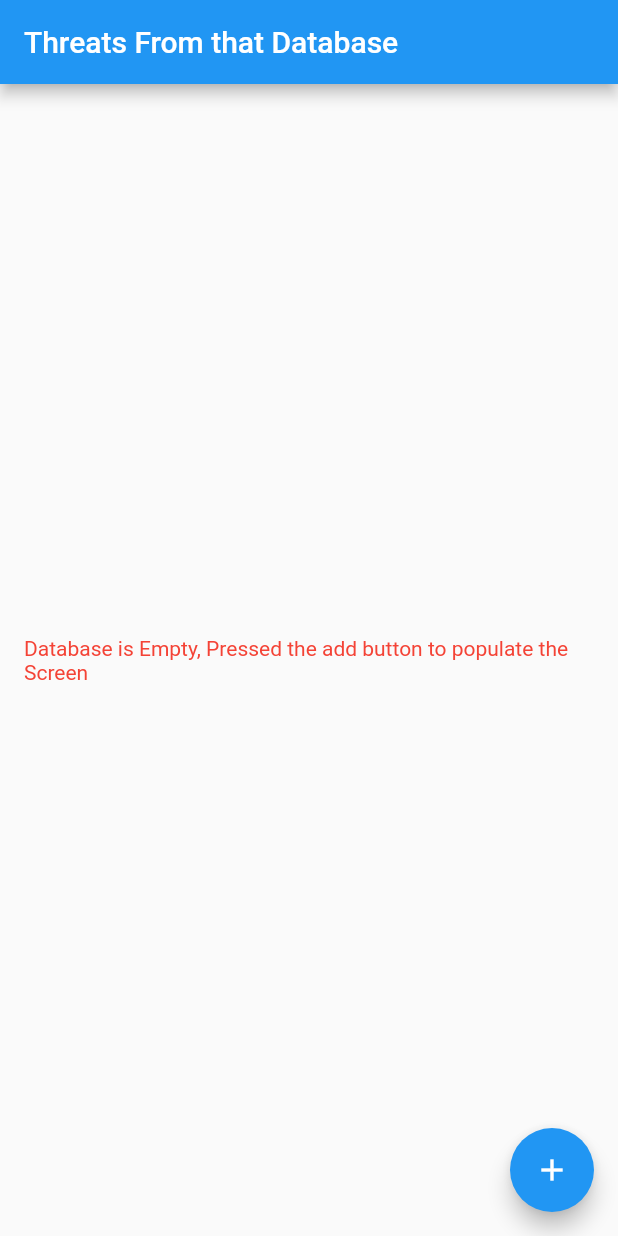
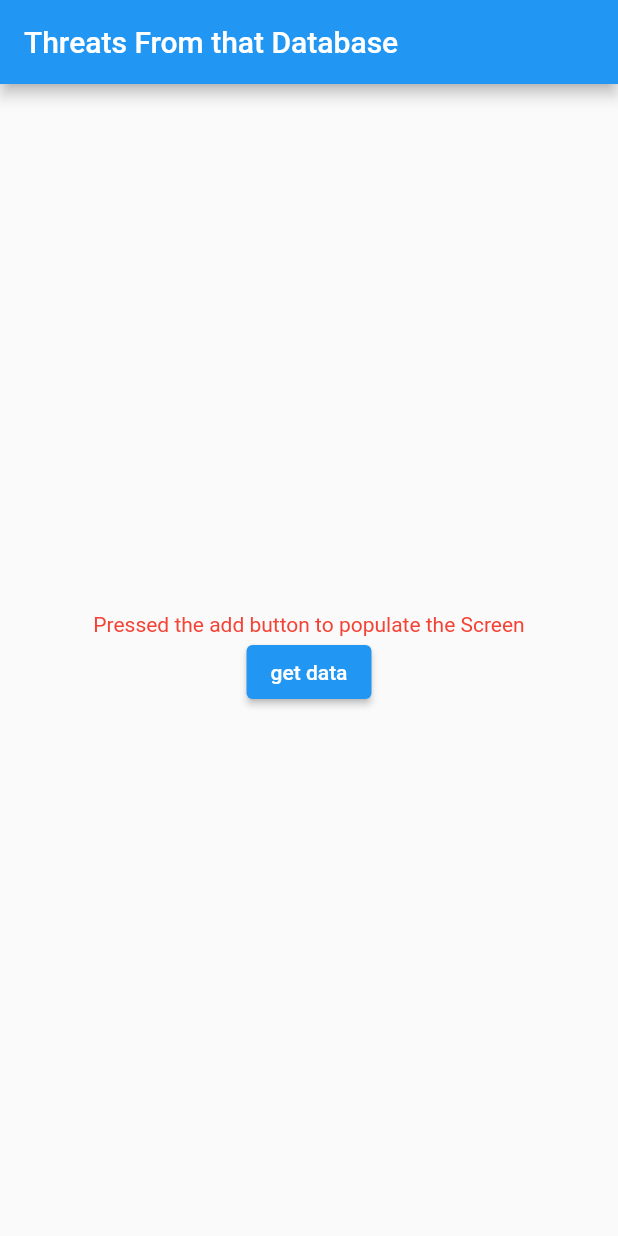
Before and after one commit to nosadaniel/localstorage-demo, a Flutter app: the screen it shows after launch, on a phone screen of 412 x 824 dp. Run offline on Flutter 3.47's test engine with Material 2 defaults, Android fonts, the phone set to English and light mode, and no system bars; our stand-ins replace get, sqflite; missing offline and left inert: geiger_localstorage; accounts and stored records are empty.

```diff
--- a/example/lib/main.dart
+++ b/example/lib/main.dart
@@ -1,10 +1,6 @@
-import 'dart:developer';
-
-import 'package:example/model/threat.dart';
+import 'package:example/controllers/demo_controller.dart';
 import 'package:flutter/material.dart';
-import 'package:geiger_localstorage/geiger_localstorage.dart';
-import 'package:path/path.dart';
-import 'package:sqflite/sqflite.dart';
+import 'package:get/get.dart';
 
 void main() {
   WidgetsFlutterBinding.ensureInitialized();
@@ -21,74 +17,16 @@ class MyApp extends StatelessWidget {
       theme: ThemeData(
         primarySwatch: Colors.blue,
       ),
-      home: const MyHomePage(title: 'Threats From that Database'),
+      home: Demo(title: 'Threats From that Database'),
     );
   }
 }
 
-class MyHomePage extends StatefulWidget {
-  const MyHomePage({Key? key, required this.title}) : super(key: key);
+class Demo extends StatelessWidget {
+  Demo({Key? key, required this.title}) : super(key: key);
 
   final String title;
-
-  @override
-  State<MyHomePage> createState() => _MyHomePageState();
-}
-
-class _MyHomePageState extends State<MyHomePage> {
-  List<Threat> threats = <Threat>[];
-  StorageController? controller;
-
-  CreateNodeAndNodeValue createNodeAndNodeValue = CreateNodeAndNodeValue();
-  Map<String, String> threatMap = {
-    "80efffaf-98a1-4e0a-8f5e-gr89388350ma": "Malware",
-    "80efffaf-98a1-4e0a-8f5e-gr89388351wb": "Web-based threats",
-    "80efffaf-98a1-4e0a-8f5e-gr89388352ph": "phishing",
-    "80efffaf-98a1-4e0a-8f5e-gr89388353wa": "Web application threats"
-  };
-
-  void populateDatabase() {
-    try {
-      createNodeAndNodeValue.addThreatMap(threatMap);
-      createNodeAndNodeValue.populateGlobalThreatsNode(controller!);
-    } catch (e) {
-      log("controller late test: $e");
-      //controller = GenericController('uiTest1', DummyMapper());
-    }
-  }
-
-  void getThreatFromDataBase() {
-    log(createNodeAndNodeValue.getThreats(controller!).toString());
-    setState(() {
-      threats = createNodeAndNodeValue.getThreats(controller!);
-    });
-    log(threats.length.toString());
-  }
-
-  void initDatabase() async {
-    //create path for database file
-    String dbPath = join(await getDatabasesPath(), 'doggie_database.db');
-    //using dummyMapper
-    //controller = GenericController('uiTest1', DummyMapper());
-    //using persistent database
-    controller = GenericController('uiTest2', SqliteMapper(dbPath));
-    log(dbPath.toString());
-    populateDatabase();
-  }
-
-  @override
-  void initState() {
-    initDatabase();
-    super.initState();
-  }
-
-  @override
-  void dispose() {
-    //close database connection
-    controller!.close();
-    super.dispose();
-  }
-
+  final DemoController _demoController = Get.put(DemoController());
   // build the ui
   @override
   Widget build(BuildContext context) {
@@ -96,31 +34,47 @@ class _MyHomePageState extends State<MyHomePage> {
 
     return Scaffold(
       appBar: AppBar(
-        title: Text(widget.title),
+        title: Text(title),
       ),
-      body: threats.isEmpty
-          ? const Padding(
-              padding: EdgeInsets.all(16.0),
-              child: Center(
-                  child: Text(
-                "Database is Empty, Pressed the add button to populate the Screen",
+      body: Obx(() {
+        return _demoController.threats.isEmpty
+            ? Center(
+                child: Column(
+                  mainAxisAlignment: MainAxisAlignment.center,
+                  children: [
+                    const Text(
+                      "Pressed the add button to populate the Screen",
                       style: TextStyle(color: Colors.red),
-                softWrap: true,
-              )),
+                    ),
+                    ElevatedButton(
+                      onPressed: _demoController.getThreatFromDataBase,
+                      child: const Text("get data"),
+                    ),
+                  ],
+                ),
               )
-          : ListView.builder(
+            : Padding(
+                padding: const EdgeInsets.all(8.0),
+                child: Column(
+                  children: [
+                    Expanded(
+                      child: ListView.builder(
                           itemBuilder: (BuildContext context, int index) {
-                return ListTile(
-                  subtitle: Text(threats[index].name),
-                  title: Text("ID: ${threats[index].threatId}"),
+                            return Card(
+                              child: ListTile(
+                                subtitle:
+                                    Text(_demoController.threats[index].name),
+                                title: Text(
+                                    "ID: ${_demoController.threats[index].threatId}"),
+                              ),
                             );
                           },
-              itemCount: threats.length),
-      floatingActionButton: FloatingActionButton(
-        onPressed: getThreatFromDataBase,
-        tooltip: 'CreateNode',
-        child: const Icon(Icons.add),
+                          itemCount: _demoController.threats.length),
                     ),
+                  ],
+                ),
+              );
+      }),
     );
   }
 }
--- a/example/pubspec.yaml
+++ b/example/pubspec.yaml
@@ -37,6 +37,7 @@ dependencies:
   geiger_localstorage: ^0.5.1
   sqlite3_flutter_libs: ^0.5.1
   sqflite: ^2.0.0+4
+  get: ^4.3.8
 
 dev_dependencies:
   flutter_test:
```
Also changed, not shown: example/lib/controllers/demo_controller.dart (added, +56 -0 lines), example/lib/model/threat.dart (+13 -9 lines), example/pubspec.lock. Lines whose indentation alone changed are shown as unchanged.
